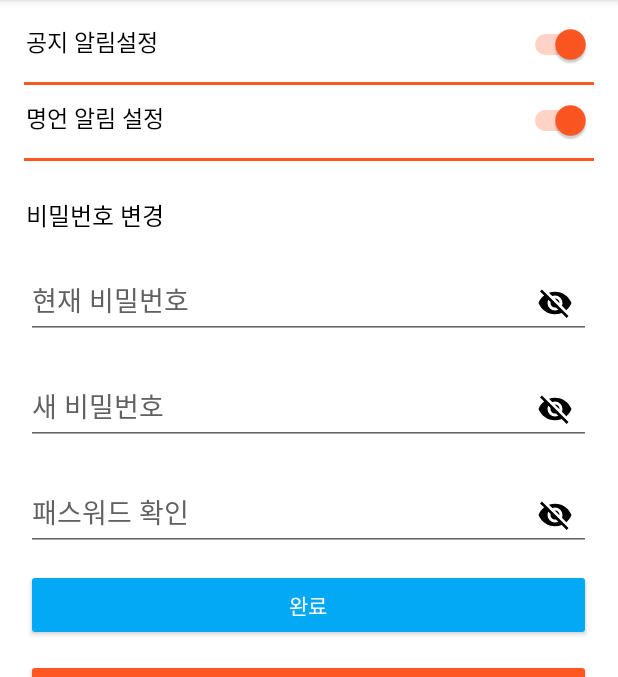
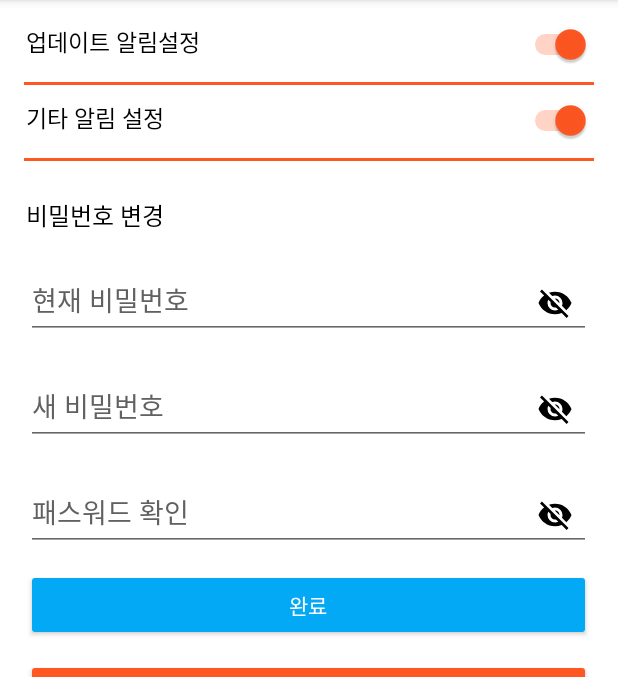
Before and after one commit to SophieYoonseo/yogiyocbnu, an Android app: the fragment SettingsFragment placed in its activity, on a phone screen of 412 x 824 dp, the part 84-761 px from its top. Run offline under Robolectric (Android 15) with nearby library versions, the phone set to English and light mode, and no system bars; our stand-ins replace ButterKnife, CircleImageView, Picasso; libraries missing offline, so code that uses them is left out: com.dd.processbutton, com.github.juanlabrador.badgecounter, io.github.tonnyl.whatsnew; plain views replace ActionProcessButton; pictures from the network do not load; Roboto replaces fonts that are not available here; 7 statements that could not run were skipped.

```diff
--- a/Android/app/src/main/res/values/strings.xml
+++ b/Android/app/src/main/res/values/strings.xml
@@ -310,8 +310,8 @@
     <string name="change_password_heading">비밀번호 변경</string>
     <string name="old_password">현재 비밀번호</string>
     <string name="new_password">새 비밀번호</string>
-    <string name="read_notifications_message">공지 알림설정</string>
-    <string name="show_quotes_message">명언 알림 설정</string>
+    <string name="read_notifications_message">업데이트 알림설정</string>
+    <string name="show_quotes_message">기타 알림 설정</string>
     <string name="required_error">Required!</string>
     <string name="password_updated">비밀번호 변경</string>
     <string name="status_character_limit">/100</string>
```
Also changed, not shown: Android/app/src/main/java/io/github/project_software_with_opensource/utilities/AboutUsFragment.java (+2 -5 lines).
